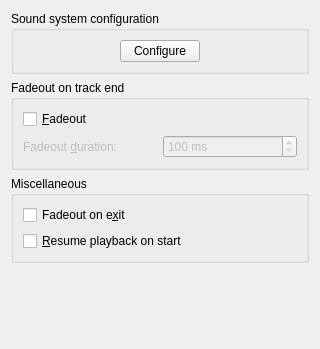
netrunner-debian-kde-extras/amarok, file src/configdialog/dialogs/PlaybackConfig.ui: the form before one commit.
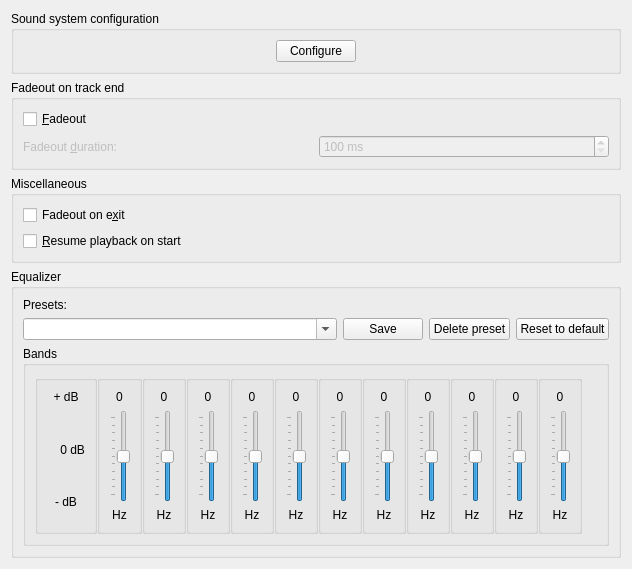
The form after the commit.

```diff
--- a/src/configdialog/dialogs/PlaybackConfig.ui
+++ b/src/configdialog/dialogs/PlaybackConfig.ui
@@ -6,12 +6,12 @@
    <rect>
     <x>0</x>
     <y>0</y>
-    <width>320</width>
-    <height>349</height>
+    <width>632</width>
+    <height>561</height>
    </rect>
   </property>
-  <layout class="QVBoxLayout" name="verticalLayout_2">
-   <item>
+  <layout class="QGridLayout" name="gridLayout_5">
+   <item row="0" column="0">
     <widget class="QGroupBox" name="groupBox_2">
      <property name="title">
       <string>Sound system configuration</string>
@@ -33,7 +33,7 @@
      </layout>
     </widget>
    </item>
-   <item>
+   <item row="1" column="0">
     <widget class="QGroupBox" name="opt_crossfade_2">
      <property name="whatsThis">
       <string>&lt;b&gt;Quit Behavior&lt;/b&gt;
@@ -91,13 +91,13 @@
      </layout>
     </widget>
    </item>
-   <item>
+   <item row="2" column="0">
     <widget class="QGroupBox" name="groupBox">
      <property name="title">
       <string>Miscellaneous</string>
      </property>
      <layout class="QGridLayout" name="gridLayout_3">
-      <item row="0" column="0">
+      <item row="1" column="0">
        <widget class="QCheckBox" name="kcfg_FadeoutOnExit">
         <property name="toolTip">
          <string>If checked, Amarok will fade out the music on program exit.</string>
@@ -107,7 +107,7 @@
         </property>
        </widget>
       </item>
-      <item row="1" column="0">
+      <item row="2" column="0">
        <widget class="QCheckBox" name="kcfg_ResumePlayback">
         <property name="toolTip">
          <string>If checked, Amarok will&lt;br&gt;resume playback from where you left it the previous session -- just like a tape-player.</string>
@@ -120,7 +120,7 @@
      </layout>
     </widget>
    </item>
-   <item>
+   <item row="6" column="0">
     <spacer name="verticalSpacer">
      <property name="orientation">
       <enum>Qt::Vertical</enum>
@@ -133,6 +133,863 @@
      </property>
     </spacer>
    </item>
+   <item row="3" column="0">
+    <widget class="QGroupBox" name="EqualizerGroupBox">
+     <property name="title">
+      <string>Equalizer</string>
+     </property>
+     <layout class="QGridLayout" name="gridLayout_7">
+      <item row="2" column="0">
+       <widget class="QLabel" name="eqPresetslabel">
+        <property name="text">
+         <string>Presets:</string>
+        </property>
+       </widget>
+      </item>
+      <item row="5" column="0">
+       <widget class="QComboBox" name="eqPresets">
+        <property name="sizePolicy">
+         <sizepolicy hsizetype="Expanding" vsizetype="Fixed">
+          <horstretch>0</horstretch>
+          <verstretch>0</verstretch>
+         </sizepolicy>
+        </property>
+        <property name="toolTip">
+         <string>List of avaiable equalizer presets.</string>
+        </property>
+        <property name="editable">
+         <bool>true</bool>
+        </property>
+       </widget>
+      </item>
+      <item row="5" column="1">
+       <widget class="QPushButton" name="eqPresetSaveBtn">
+        <property name="sizePolicy">
+         <sizepolicy hsizetype="Fixed" vsizetype="Fixed">
+          <horstretch>0</horstretch>
+          <verstretch>0</verstretch>
+         </sizepolicy>
+        </property>
+        <property name="toolTip">
+         <string>Save changes of currently selected preset</string>
+        </property>
+        <property name="text">
+         <string>Save</string>
+        </property>
+       </widget>
+      </item>
+      <item row="5" column="2">
+       <widget class="QPushButton" name="eqPresetDeleteBtn">
+        <property name="sizePolicy">
+         <sizepolicy hsizetype="Fixed" vsizetype="Fixed">
+          <horstretch>0</horstretch>
+          <verstretch>0</verstretch>
+         </sizepolicy>
+        </property>
+        <property name="toolTip">
+         <string>Delete currently selected preset. Not avaiable for built-in presets.</string>
+        </property>
+        <property name="text">
+         <string>Delete preset</string>
+        </property>
+       </widget>
+      </item>
+      <item row="5" column="3">
+       <widget class="QPushButton" name="eqPresetResetBtn">
+        <property name="sizePolicy">
+         <sizepolicy hsizetype="Fixed" vsizetype="Fixed">
+          <horstretch>0</horstretch>
+          <verstretch>0</verstretch>
+         </sizepolicy>
+        </property>
+        <property name="toolTip">
+         <string>Reset selected preset setting to default. Avaiable only for built-in preset.</string>
+        </property>
+        <property name="text">
+         <string>Reset to default</string>
+        </property>
+       </widget>
+      </item>
+      <item row="7" column="0" rowspan="2" colspan="4">
+       <widget class="QGroupBox" name="eqBandsGroupBox">
+        <property name="sizePolicy">
+         <sizepolicy hsizetype="MinimumExpanding" vsizetype="Expanding">
+          <horstretch>0</horstretch>
+          <verstretch>0</verstretch>
+         </sizepolicy>
+        </property>
+        <property name="minimumSize">
+         <size>
+          <width>0</width>
+          <height>200</height>
+         </size>
+        </property>
+        <property name="title">
+         <string>Bands</string>
+        </property>
+        <property name="flat">
+         <bool>false</bool>
+        </property>
+        <layout class="QGridLayout" name="gridLayout_11">
+         <property name="horizontalSpacing">
+          <number>0</number>
+         </property>
+         <item row="0" column="1">
+          <widget class="QGroupBox" name="groupBox_4">
+           <property name="enabled">
+            <bool>true</bool>
+           </property>
+           <property name="sizePolicy">
+            <sizepolicy hsizetype="Fixed" vsizetype="Expanding">
+             <horstretch>0</horstretch>
+             <verstretch>0</verstretch>
+            </sizepolicy>
+           </property>
+           <property name="flat">
+            <bool>true</bool>
+           </property>
+           <property name="checkable">
+            <bool>false</bool>
+           </property>
+           <layout class="QVBoxLayout" name="verticalLayout_2">
+            <item>
+             <widget class="QLabel" name="eqMaxEq">
+              <property name="sizePolicy">
+               <sizepolicy hsizetype="Preferred" vsizetype="Preferred">
+                <horstretch>0</horstretch>
+                <verstretch>0</verstretch>
+               </sizepolicy>
+              </property>
+              <property name="text">
+               <string>+ dB</string>
+              </property>
+              <property name="alignment">
+               <set>Qt::AlignCenter</set>
+              </property>
+             </widget>
+            </item>
+            <item>
+             <spacer name="verticalSpacer_3">
+              <property name="orientation">
+               <enum>Qt::Vertical</enum>
+              </property>
+              <property name="sizeHint" stdset="0">
+               <size>
+                <width>20</width>
+                <height>40</height>
+               </size>
+              </property>
+             </spacer>
+            </item>
+            <item>
+             <widget class="QLabel" name="eqZero">
+              <property name="sizePolicy">
+               <sizepolicy hsizetype="Preferred" vsizetype="Preferred">
+                <horstretch>0</horstretch>
+                <verstretch>0</verstretch>
+               </sizepolicy>
+              </property>
+              <property name="text">
+               <string>    0 dB</string>
+              </property>
+              <property name="alignment">
+               <set>Qt::AlignCenter</set>
+              </property>
+             </widget>
+            </item>
+            <item>
+             <spacer name="verticalSpacer_4">
+              <property name="orientation">
+               <enum>Qt::Vertical</enum>
+              </property>
+              <property name="sizeHint" stdset="0">
+               <size>
+                <width>20</width>
+                <height>40</height>
+               </size>
+              </property>
+             </spacer>
+            </item>
+            <item>
+             <widget class="QLabel" name="eqMinEq">
+              <property name="text">
+               <string>- dB</string>
+              </property>
+              <property name="alignment">
+               <set>Qt::AlignCenter</set>
+              </property>
+             </widget>
+            </item>
+            <item>
+             <spacer name="verticalSpacer_2">
+              <property name="orientation">
+               <enum>Qt::Vertical</enum>
+              </property>
+              <property name="sizeHint" stdset="0">
+               <size>
+                <width>20</width>
+                <height>20</height>
+               </size>
+              </property>
+             </spacer>
+            </item>
+           </layout>
+          </widget>
+         </item>
+         <item row="0" column="2">
+          <widget class="QGroupBox" name="eqPreampGroupBox">
+           <property name="sizePolicy">
+            <sizepolicy hsizetype="Fixed" vsizetype="Preferred">
+             <horstretch>0</horstretch>
+             <verstretch>0</verstretch>
+            </sizepolicy>
+           </property>
+           <property name="title">
+            <string notr="true"/>
+           </property>
+           <property name="flat">
+            <bool>true</bool>
+           </property>
+           <layout class="QVBoxLayout" name="verticalLayout">
+            <item>
+             <widget class="QLabel" name="eqPreampValue">
+              <property name="text">
+               <string>0</string>
+              </property>
+              <property name="alignment">
+               <set>Qt::AlignCenter</set>
+              </property>
+             </widget>
+            </item>
+            <item>
+             <layout class="QHBoxLayout" name="eqPrampHLayout">
+              <property name="leftMargin">
+               <number>1</number>
+              </property>
+              <item>
+               <widget class="QSlider" name="eqPreampSlider">
+                <property name="sizePolicy">
+                 <sizepolicy hsizetype="Fixed" vsizetype="Expanding">
+                  <horstretch>0</horstretch>
+                  <verstretch>0</verstretch>
+                 </sizepolicy>
+                </property>
+                <property name="layoutDirection">
+                 <enum>Qt::LeftToRight</enum>
+                </property>
+                <property name="minimum">
+                 <number>-100</number>
+                </property>
+                <property name="maximum">
+                 <number>100</number>
+                </property>
+                <property name="sliderPosition">
+                 <number>0</number>
+                </property>
+                <property name="orientation">
+                 <enum>Qt::Vertical</enum>
+                </property>
+                <property name="tickPosition">
+                 <enum>QSlider::TicksAbove</enum>
+                </property>
+                <property name="tickInterval">
+                 <number>20</number>
+                </property>
+               </widget>
+              </item>
+             </layout>
+            </item>
+            <item>
+             <widget class="QLabel" name="eqPreampLabel">
+              <property name="text">
+               <string>Hz</string>
+              </property>
+              <property name="alignment">
+               <set>Qt::AlignCenter</set>
+              </property>
+             </widget>
+            </item>
+           </layout>
+          </widget>
+         </item>
+         <item row="0" column="13">
+          <spacer name="eqHorizontalSpacer1">
+           <property name="orientation">
+            <enum>Qt::Horizontal</enum>
+           </property>
+           <property name="sizeHint" stdset="0">
+            <size>
+             <width>0</width>
+             <height>20</height>
+            </size>
+           </property>
+          </spacer>
+         </item>
+         <item row="0" column="3">
+          <widget class="QGroupBox" name="eqBand0GroupBox">
+           <property name="sizePolicy">
+            <sizepolicy hsizetype="Fixed" vsizetype="Preferred">
+             <horstretch>0</horstretch>
+             <verstretch>0</verstretch>
+            </sizepolicy>
+           </property>
+           <property name="title">
+            <string notr="true"/>
+           </property>
+           <property name="flat">
+            <bool>true</bool>
+           </property>
+           <layout class="QVBoxLayout" name="verticalLayout_3">
+            <item>
+             <widget class="QLabel" name="eqBand0Value">
+              <property name="text">
+               <string>0</string>
+              </property>
+              <property name="alignment">
+               <set>Qt::AlignCenter</set>
+              </property>
+             </widget>
+            </item>
+            <item>
+             <layout class="QHBoxLayout" name="eqBand0HLayout">
+              <item>
+               <widget class="QSlider" name="eqBand0Slider">
+                <property name="minimum">
+                 <number>-100</number>
+                </property>
+                <property name="maximum">
+                 <number>100</number>
+                </property>
+                <property name="orientation">
+                 <enum>Qt::Vertical</enum>
+                </property>
+                <property name="tickPosition">
+                 <enum>QSlider::TicksAbove</enum>
+                </property>
+                <property name="tickInterval">
+                 <number>20</number>
+                </property>
+               </widget>
+              </item>
+             </layout>
+            </item>
+            <item>
+             <widget class="QLabel" name="eqBand0Label">
+              <property name="text">
+               <string>Hz</string>
+              </property>
+              <property name="scaledContents">
+               <bool>false</bool>
+              </property>
+              <property name="alignment">
+               <set>Qt::AlignCenter</set>
+              </property>
+              <property name="wordWrap">
+               <bool>false</bool>
+              </property>
+             </widget>
+            </item>
+           </layout>
+          </widget>
+         </item>
+         <item row="0" column="4">
+          <widget class="QGroupBox" name="eqBand1GroupBox">
+           <property name="title">
+            <string notr="true"/>
+           </property>
+           <property name="flat">
+            <bool>true</bool>
+           </property>
+           <layout class="QVBoxLayout" name="verticalLayout_4">
+            <item>
+             <widget class="QLabel" name="eqBand1Value">
+              <property name="text">
+               <string>0</string>
+              </property>
+              <property name="alignment">
+               <set>Qt::AlignCenter</set>
+              </property>
+             </widget>
+            </item>
+            <item>
+             <layout class="QHBoxLayout" name="eqBand1HLayout">
+              <item>
+               <widget class="QSlider" name="eqBand1Slider">
+                <property name="minimum">
+                 <number>-100</number>
+                </property>
+                <property name="maximum">
+                 <number>100</number>
+                </property>
+                <property name="orientation">
+                 <enum>Qt::Vertical</enum>
+                </property>
+                <property name="tickPosition">
+                 <enum>QSlider::TicksAbove</enum>
+                </property>
+                <property name="tickInterval">
+                 <number>20</number>
+                </property>
+               </widget>
+              </item>
+             </layout>
+            </item>
+            <item>
+             <widget class="QLabel" name="eqBand1Label">
+              <property name="text">
+               <string>Hz</string>
+              </property>
+              <property name="alignment">
+               <set>Qt::AlignCenter</set>
+              </property>
+             </widget>
+            </item>
+           </layout>
+          </widget>
+         </item>
+         <item row="0" column="5">
+          <widget class="QGroupBox" name="eqBand2GroupBox">
+           <property name="flat">
+            <bool>true</bool>
+           </property>
+           <layout class="QVBoxLayout" name="verticalLayout_5">
+            <item>
+             <widget class="QLabel" name="eqBand2Value">
+              <property name="text">
+               <string>0</string>
+              </property>
+              <property name="alignment">
+               <set>Qt::AlignCenter</set>
+              </property>
+             </widget>
+            </item>
+            <item>
+             <layout class="QHBoxLayout" name="eqBand2HLayout">
+              <item>
+               <widget class="QSlider" name="eqBand2Slider">
+                <property name="minimum">
+                 <number>-100</number>
+                </property>
+                <property name="maximum">
+                 <number>100</number>
+                </property>
+                <property name="orientation">
+                 <enum>Qt::Vertical</enum>
+                </property>
+                <property name="tickPosition">
+                 <enum>QSlider::TicksAbove</enum>
+                </property>
+                <property name="tickInterval">
+                 <number>20</number>
+                </property>
+               </widget>
+              </item>
+             </layout>
+            </item>
+            <item>
+             <widget class="QLabel" name="eqBand2Label">
+              <property name="text">
+               <string>Hz</string>
+              </property>
+              <property name="alignment">
+               <set>Qt::AlignCenter</set>
+              </property>
+             </widget>
+            </item>
+           </layout>
+          </widget>
+         </item>
+         <item row="0" column="6">
+          <widget class="QGroupBox" name="eqBand3GroupBox">
+           <property name="title">
+            <string notr="true"/>
+           </property>
+           <property name="flat">
+            <bool>true</bool>
+           </property>
+           <layout class="QVBoxLayout" name="verticalLayout_6">
+            <item>
+             <widget class="QLabel" name="eqBand3Value">
+              <property name="text">
+               <string>0</string>
+              </property>
+              <property name="alignment">
+               <set>Qt::AlignCenter</set>
+              </property>
+             </widget>
+            </item>
+            <item>
+             <layout class="QHBoxLayout" name="eqBand3HLayout">
+              <item>
+               <widget class="QSlider" name="eqBand3Slider">
+                <property name="minimum">
+                 <number>-100</number>
+                </property>
+                <property name="maximum">
+                 <number>100</number>
+                </property>
+                <property name="orientation">
+                 <enum>Qt::Vertical</enum>
+                </property>
+                <property name="tickPosition">
+                 <enum>QSlider::TicksAbove</enum>
+                </property>
+                <property name="tickInterval">
+                 <number>20</number>
+                </property>
+               </widget>
+              </item>
+             </layout>
+            </item>
+            <item>
+             <widget class="QLabel" name="eqBand3Label">
+              <property name="text">
+               <string>Hz</string>
+              </property>
+              <property name="alignment">
+               <set>Qt::AlignCenter</set>
+              </property>
+             </widget>
+            </item>
+           </layout>
+          </widget>
+         </item>
+         <item row="0" column="7">
+          <widget class="QGroupBox" name="eqBand4GroupBox">
+           <property name="flat">
+            <bool>true</bool>
+           </property>
+           <layout class="QVBoxLayout" name="verticalLayout_7">
+            <item>
+             <widget class="QLabel" name="eqBand4Value">
+              <property name="text">
+               <string>0</string>
+              </property>
+              <property name="alignment">
+               <set>Qt::AlignCenter</set>
+              </property>
+             </widget>
+            </item>
+            <item>
+             <layout class="QHBoxLayout" name="eqBand4HLayout">
+              <item>
+               <widget class="QSlider" name="eqBand4Slider">
+                <property name="minimum">
+                 <number>-100</number>
+                </property>
+                <property name="maximum">
+                 <number>100</number>
+                </property>
+                <property name="orientation">
+                 <enum>Qt::Vertical</enum>
+                </property>
+                <property name="tickPosition">
+                 <enum>QSlider::TicksAbove</enum>
+                </property>
+                <property name="tickInterval">
+                 <number>20</number>
+                </property>
+               </widget>
+              </item>
+             </layout>
+            </item>
+            <item>
+             <widget class="QLabel" name="eqBand4Label">
+              <property name="text">
+               <string>Hz</string>
+              </property>
+              <property name="alignment">
+               <set>Qt::AlignCenter</set>
+              </property>
+             </widget>
+            </item>
+           </layout>
+          </widget>
+         </item>
+         <item row="0" column="8">
+          <widget class="QGroupBox" name="eqBand5GroupBox">
+           <property name="flat">
+            <bool>true</bool>
+           </property>
+           <layout class="QVBoxLayout" name="verticalLayout_10">
+            <item>
+             <widget class="QLabel" name="eqBand5Value">
+              <property name="text">
+               <string>0</string>
+              </property>
+              <property name="alignment">
+               <set>Qt::AlignCenter</set>
+              </property>
+             </widget>
+            </item>
+            <item>
+             <layout class="QHBoxLayout" name="eqBand5HLayout">
+              <item>
+               <widget class="QSlider" name="eqBand5Slider">
+                <property name="minimum">
+                 <number>-100</number>
+                </property>
+                <property name="maximum">
+                 <number>100</number>
+                </property>
+                <property name="orientation">
+                 <enum>Qt::Vertical</enum>
+                </property>
+                <property name="tickPosition">
+                 <enum>QSlider::TicksAbove</enum>
+                </property>
+                <property name="tickInterval">
+                 <number>20</number>
+                </property>
+               </widget>
+              </item>
+             </layout>
+            </item>
+            <item>
+             <widget class="QLabel" name="eqBand5Label">
+              <property name="text">
+               <string>Hz</string>
+              </property>
+              <property name="alignment">
+               <set>Qt::AlignCenter</set>
+              </property>
+             </widget>
+            </item>
+           </layout>
+          </widget>
+         </item>
+         <item row="0" column="9">
+          <widget class="QGroupBox" name="eqBand6GroupBox">
+           <property name="sizePolicy">
+            <sizepolicy hsizetype="Preferred" vsizetype="Preferred">
+             <horstretch>0</horstretch>
+             <verstretch>0</verstretch>
+            </sizepolicy>
+           </property>
+           <property name="title">
+            <string notr="true"/>
+           </property>
+           <property name="flat">
+            <bool>true</bool>
+           </property>
+           <layout class="QVBoxLayout" name="verticalLayout_11">
+            <item>
+             <widget class="QLabel" name="eqBand6Value">
+              <property name="text">
+               <string>0</string>
+              </property>
+              <property name="alignment">
+               <set>Qt::AlignCenter</set>
+              </property>
+             </widget>
+            </item>
+            <item>
+             <layout class="QHBoxLayout" name="eqBand6HLayout">
+              <item>
+               <widget class="QSlider" name="eqBand6Slider">
+                <property name="minimum">
+                 <number>-100</number>
+                </property>
+                <property name="maximum">
+                 <number>100</number>
+                </property>
+                <property name="orientation">
+                 <enum>Qt::Vertical</enum>
+                </property>
+                <property name="tickPosition">
+                 <enum>QSlider::TicksAbove</enum>
+                </property>
+                <property name="tickInterval">
+                 <number>20</number>
+                </property>
+               </widget>
+              </item>
+             </layout>
+            </item>
+            <item>
+             <widget class="QLabel" name="eqBand6Label">
+              <property name="text">
+               <string>Hz</string>
+              </property>
+              <property name="alignment">
+               <set>Qt::AlignCenter</set>
+              </property>
+             </widget>
+            </item>
+           </layout>
+          </widget>
+         </item>
+         <item row="0" column="10">
+          <widget class="QGroupBox" name="eqBand7GroupBox">
+           <property name="title">
+            <string notr="true"/>
+           </property>
+           <property name="flat">
+            <bool>true</bool>
+           </property>
+           <layout class="QVBoxLayout" name="verticalLayout_8">
+            <item>
+             <widget class="QLabel" name="eqBand7Value">
+              <property name="text">
+               <string>0</string>
+              </property>
+              <property name="alignment">
+               <set>Qt::AlignCenter</set>
+              </property>
+             </widget>
+            </item>
+            <item>
+             <layout class="QHBoxLayout" name="eqBand7HLayout">
+              <item>
+               <widget class="QSlider" name="eqBand7Slider">
+                <property name="minimum">
+                 <number>-100</number>
+                </property>
+                <property name="maximum">
+                 <number>100</number>
+                </property>
+                <property name="orientation">
+                 <enum>Qt::Vertical</enum>
+                </property>
+                <property name="tickPosition">
+                 <enum>QSlider::TicksAbove</enum>
+                </property>
+                <property name="tickInterval">
+                 <number>20</number>
+                </property>
+               </widget>
+              </item>
+             </layout>
+            </item>
+            <item>
+             <widget class="QLabel" name="eqBand7Label">
+              <property name="text">
+               <string>Hz</string>
+              </property>
+              <property name="alignment">
+               <set>Qt::AlignCenter</set>
+              </property>
+             </widget>
+            </item>
+           </layout>
+          </widget>
+         </item>
+         <item row="0" column="11">
+          <widget class="QGroupBox" name="eqBand8GroupBox">
+           <property name="title">
+            <string notr="true"/>
+           </property>
+           <property name="flat">
+            <bool>true</bool>
+           </property>
+           <layout class="QVBoxLayout" name="verticalLayout_9">
+            <item>
+             <widget class="QLabel" name="eqBand8Value">
+              <property name="text">
+               <string>0</string>
+              </property>
+              <property name="alignment">
+               <set>Qt::AlignCenter</set>
+              </property>
+             </widget>
+            </item>
+            <item>
+             <layout class="QHBoxLayout" name="eqBand8HLayout">
+              <item>
+               <widget class="QSlider" name="eqBand8Slider">
+                <property name="minimum">
+                 <number>-100</number>
+                </property>
+                <property name="maximum">
+                 <number>100</number>
+                </property>
+                <property name="orientation">
+                 <enum>Qt::Vertical</enum>
+                </property>
+                <property name="tickPosition">
+                 <enum>QSlider::TicksAbove</enum>
+                </property>
+                <property name="tickInterval">
+                 <number>20</number>
+                </property>
+               </widget>
+              </item>
+             </layout>
+            </item>
+            <item>
+             <widget class="QLabel" name="eqBand8Label">
+              <property name="text">
+               <string>Hz</string>
+              </property>
+              <property name="alignment">
+               <set>Qt::AlignCenter</set>
+              </property>
+             </widget>
+            </item>
+           </layout>
+          </widget>
+         </item>
+         <item row="0" column="12">
+          <widget class="QGroupBox" name="eqBand9GroupBox">
+           <property name="title">
+            <string notr="true"/>
+           </property>
+           <property name="flat">
+            <bool>true</bool>
+           </property>
+           <layout class="QVBoxLayout" name="verticalLayout_12">
+            <item>
+             <widget class="QLabel" name="eqBand9Value">
+              <property name="text">
+               <string>0</string>
+              </property>
+              <property name="alignment">
+               <set>Qt::AlignCenter</set>
+              </property>
+             </widget>
+            </item>
+            <item>
+             <layout class="QHBoxLayout" name="eqBand9HLayout">
+              <item>
+               <widget class="QSlider" name="eqBand9Slider">
+                <property name="minimum">
+                 <number>-100</number>
+                </property>
+                <property name="maximum">
+                 <number>100</number>
+                </property>
+                <property name="orientation">
+                 <enum>Qt::Vertical</enum>
+                </property>
+                <property name="tickPosition">
+                 <enum>QSlider::TicksAbove</enum>
+                </property>
+                <property name="tickInterval">
+                 <number>20</number>
+                </property>
+               </widget>
+              </item>
+             </layout>
+            </item>
+            <item>
+             <widget class="QLabel" name="eqBand9Label">
+              <property name="text">
+               <string>Hz</string>
+              </property>
+              <property name="alignment">
+               <set>Qt::AlignCenter</set>
+              </property>
+             </widget>
+            </item>
+           </layout>
+          </widget>
+         </item>
+        </layout>
+       </widget>
+      </item>
+     </layout>
+    </widget>
+   </item>
   </layout>
  </widget>
  <tabstops>
```
